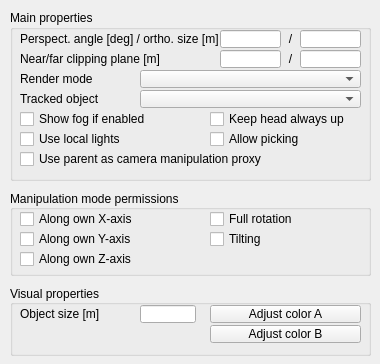
Above: ui/qdlgcameras.ui from CoppeliaRobotics/coppeliaSimLib before the change. Below: the same form after it.
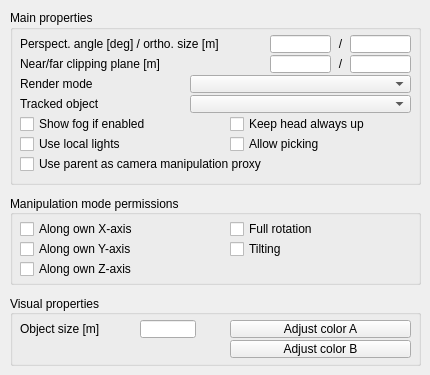
That is the form after the change.

```diff
--- a/ui/qdlgcameras.ui
+++ b/ui/qdlgcameras.ui
@@ -6,8 +6,8 @@
    <rect>
     <x>0</x>
     <y>0</y>
-    <width>380</width>
-    <height>364</height>
+    <width>430</width>
+    <height>375</height>
    </rect>
   </property>
   <property name="windowTitle">
@@ -21,8 +21,8 @@
     <rect>
      <x>10</x>
      <y>10</y>
-     <width>361</width>
-     <height>171</height>
+     <width>411</width>
+     <height>175</height>
     </rect>
    </property>
    <property name="locale">
@@ -38,8 +38,8 @@
     <property name="geometry">
      <rect>
       <x>10</x>
-      <y>20</y>
-      <width>201</width>
+      <y>25</y>
+      <width>241</width>
       <height>18</height>
      </rect>
     </property>
@@ -50,8 +50,8 @@
    <widget class="QLineEdit" name="qqPerspectiveProjectionAngle">
     <property name="geometry">
      <rect>
-      <x>210</x>
-      <y>20</y>
+      <x>260</x>
+      <y>25</y>
       <width>61</width>
       <height>18</height>
      </rect>
@@ -60,8 +60,8 @@
    <widget class="QLineEdit" name="qqOrthographicProjectionSize">
     <property name="geometry">
      <rect>
-      <x>290</x>
-      <y>20</y>
+      <x>340</x>
+      <y>25</y>
       <width>61</width>
       <height>18</height>
      </rect>
@@ -71,8 +71,8 @@
     <property name="geometry">
      <rect>
       <x>10</x>
-      <y>40</y>
-      <width>161</width>
+      <y>45</y>
+      <width>241</width>
       <height>18</height>
      </rect>
     </property>
@@ -83,8 +83,8 @@
    <widget class="QLineEdit" name="qqNearClipping">
     <property name="geometry">
      <rect>
-      <x>210</x>
-      <y>40</y>
+      <x>260</x>
+      <y>45</y>
       <width>61</width>
       <height>18</height>
      </rect>
@@ -93,8 +93,8 @@
    <widget class="QLineEdit" name="qqFarClipping">
     <property name="geometry">
      <rect>
-      <x>290</x>
-      <y>40</y>
+      <x>340</x>
+      <y>45</y>
       <width>61</width>
       <height>18</height>
      </rect>
@@ -104,8 +104,8 @@
     <property name="geometry">
      <rect>
       <x>10</x>
-      <y>80</y>
-      <width>121</width>
+      <y>85</y>
+      <width>151</width>
       <height>18</height>
      </rect>
     </property>
@@ -116,8 +116,8 @@
    <widget class="QComboBox" name="qqTrackedCombo">
     <property name="geometry">
      <rect>
-      <x>130</x>
-      <y>80</y>
+      <x>180</x>
+      <y>85</y>
       <width>221</width>
       <height>18</height>
      </rect>
@@ -130,7 +130,7 @@
     <property name="geometry">
      <rect>
       <x>10</x>
-      <y>100</y>
+      <y>105</y>
       <width>191</width>
       <height>18</height>
      </rect>
@@ -145,8 +145,8 @@
    <widget class="QCheckBox" name="qqKeepHeadUp">
     <property name="geometry">
      <rect>
-      <x>200</x>
-      <y>100</y>
+      <x>220</x>
+      <y>105</y>
       <width>181</width>
       <height>18</height>
      </rect>
@@ -162,8 +162,8 @@
     <property name="geometry">
      <rect>
       <x>10</x>
-      <y>140</y>
-      <width>271</width>
+      <y>145</y>
+      <width>321</width>
       <height>18</height>
      </rect>
     </property>
@@ -178,7 +178,7 @@
     <property name="geometry">
      <rect>
       <x>10</x>
-      <y>120</y>
+      <y>125</y>
       <width>141</width>
       <height>18</height>
      </rect>
@@ -193,8 +193,8 @@
    <widget class="QLabel" name="label_7">
     <property name="geometry">
      <rect>
-      <x>270</x>
-      <y>40</y>
+      <x>320</x>
+      <y>45</y>
       <width>21</width>
       <height>18</height>
      </rect>
@@ -209,8 +209,8 @@
    <widget class="QLabel" name="label_8">
     <property name="geometry">
      <rect>
-      <x>270</x>
-      <y>20</y>
+      <x>320</x>
+      <y>25</y>
       <width>21</width>
       <height>18</height>
      </rect>
@@ -225,8 +225,8 @@
    <widget class="QCheckBox" name="qqAllowPicking">
     <property name="geometry">
      <rect>
-      <x>200</x>
-      <y>120</y>
+      <x>220</x>
+      <y>125</y>
       <width>181</width>
       <height>18</height>
      </rect>
@@ -242,8 +242,8 @@
     <property name="geometry">
      <rect>
       <x>10</x>
-      <y>60</y>
-      <width>91</width>
+      <y>65</y>
+      <width>151</width>
       <height>18</height>
      </rect>
     </property>
@@ -254,8 +254,8 @@
    <widget class="QComboBox" name="qqRenderModeCombo">
     <property name="geometry">
      <rect>
-      <x>130</x>
-      <y>60</y>
+      <x>180</x>
+      <y>65</y>
       <width>221</width>
       <height>18</height>
      </rect>
@@ -266,9 +266,9 @@
    <property name="geometry">
     <rect>
      <x>10</x>
-     <y>190</y>
-     <width>361</width>
-     <height>86</height>
+     <y>195</y>
+     <width>411</width>
+     <height>90</height>
     </rect>
    </property>
    <property name="locale">
@@ -287,7 +287,7 @@
     <property name="geometry">
      <rect>
       <x>10</x>
-      <y>20</y>
+      <y>25</y>
       <width>141</width>
       <height>18</height>
      </rect>
@@ -303,7 +303,7 @@
     <property name="geometry">
      <rect>
       <x>10</x>
-      <y>40</y>
+      <y>45</y>
       <width>141</width>
       <height>18</height>
      </rect>
@@ -319,7 +319,7 @@
     <property name="geometry">
      <rect>
       <x>10</x>
-      <y>60</y>
+      <y>65</y>
       <width>141</width>
       <height>18</height>
      </rect>
@@ -334,8 +334,8 @@
    <widget class="QCheckBox" name="qqFullRotation">
     <property name="geometry">
      <rect>
-      <x>200</x>
-      <y>20</y>
+      <x>220</x>
+      <y>25</y>
       <width>181</width>
       <height>18</height>
      </rect>
@@ -350,8 +350,8 @@
    <widget class="QCheckBox" name="qqTilting">
     <property name="geometry">
      <rect>
-      <x>200</x>
-      <y>40</y>
+      <x>220</x>
+      <y>45</y>
       <width>181</width>
       <height>18</height>
      </rect>
@@ -368,8 +368,8 @@
    <property name="geometry">
     <rect>
      <x>10</x>
-     <y>285</y>
-     <width>361</width>
+     <y>295</y>
+     <width>411</width>
      <height>71</height>
     </rect>
    </property>
@@ -388,9 +388,9 @@
    <widget class="QToolButton" name="qqColorA">
     <property name="geometry">
      <rect>
-      <x>200</x>
-      <y>20</y>
-      <width>151</width>
+      <x>220</x>
+      <y>25</y>
+      <width>181</width>
       <height>18</height>
      </rect>
     </property>
@@ -404,9 +404,9 @@
    <widget class="QToolButton" name="qqColorB">
     <property name="geometry">
      <rect>
-      <x>200</x>
-      <y>40</y>
-      <width>151</width>
+      <x>220</x>
+      <y>45</y>
+      <width>181</width>
       <height>18</height>
      </rect>
     </property>
@@ -421,7 +421,7 @@
     <property name="geometry">
      <rect>
       <x>130</x>
-      <y>20</y>
+      <y>25</y>
       <width>56</width>
       <height>18</height>
      </rect>
@@ -431,7 +431,7 @@
     <property name="geometry">
      <rect>
       <x>10</x>
-      <y>20</y>
+      <y>25</y>
       <width>121</width>
       <height>18</height>
      </rect>
```
